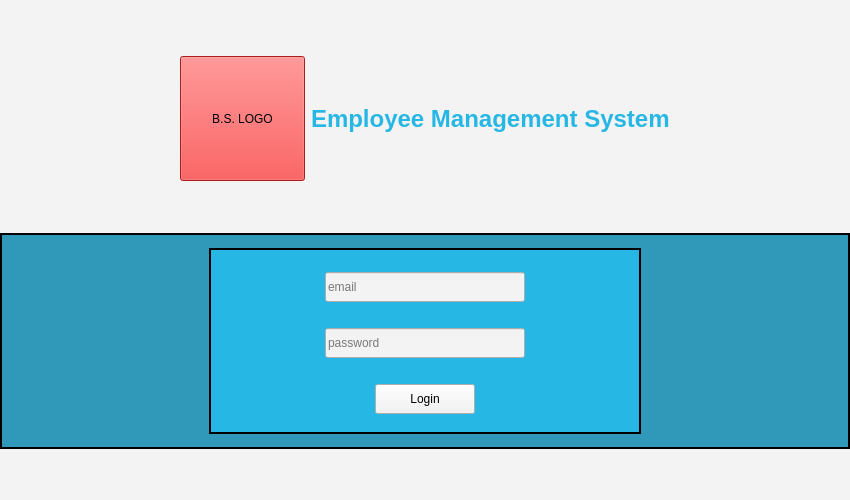
Before: the Qt Designer form EMS-App/loginScreen.ui in elroydsouza/HR-ManagementSystem, drawn with Qt 5.
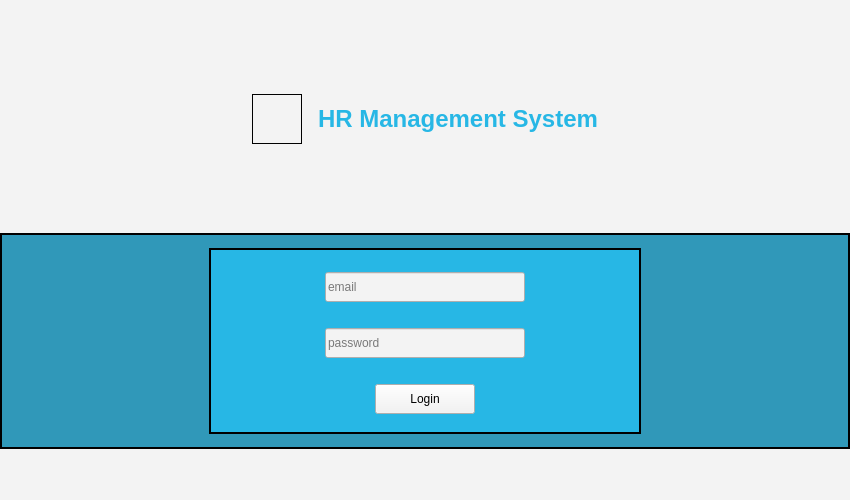
After: the same form once the commit is applied. Icons and pictures are not drawn.

Commit message: Changed all form titles to be appropriate to the form and added bradford swissport logo into login screen and user maintenance screen, also changed menu button text to be more appropriate to the corresponding screen

Patch:
```diff
--- a/EMS-App/loginScreen.ui
+++ b/EMS-App/loginScreen.ui
@@ -47,18 +47,47 @@
         <widget class="QPushButton" name="logo">
          <property name="minimumSize">
           <size>
-           <width>125</width>
-           <height>125</height>
+           <width>50</width>
+           <height>50</height>
           </size>
          </property>
          <property name="styleSheet">
-          <string notr="true">background-color: rgb(239, 41, 41);</string>
+          <string notr="true">border: 1px solid; </string>
          </property>
          <property name="text">
-          <string>B.S. LOGO</string>
+          <string/>
+         </property>
+         <property name="icon">
+          <iconset>
+           <normaloff>../../Bradford_Swissport_logo.png</normaloff>../../Bradford_Swissport_logo.png</iconset>
+         </property>
+         <property name="iconSize">
+          <size>
+           <width>300</width>
+           <height>90</height>
+          </size>
+         </property>
+         <property name="flat">
+          <bool>true</bool>
          </property>
         </widget>
        </item>
+       <item>
+        <spacer name="horizontalSpacer_11">
+         <property name="orientation">
+          <enum>Qt::Horizontal</enum>
+         </property>
+         <property name="sizeType">
+          <enum>QSizePolicy::Fixed</enum>
+         </property>
+         <property name="sizeHint" stdset="0">
+          <size>
+           <width>10</width>
+           <height>20</height>
+          </size>
+         </property>
+        </spacer>
+       </item>
        <item>
         <widget class="QLabel" name="title">
          <property name="font">
@@ -72,7 +101,7 @@
           <string notr="true">color: rgb(39, 183, 229);</string>
          </property>
          <property name="text">
-          <string>Employee Management System</string>
+          <string>HR Management System</string>
          </property>
         </widget>
        </item>
```
Left out of the diff: 2 changed lines with no effect on the pictures. The commit also changes 22 other files.
